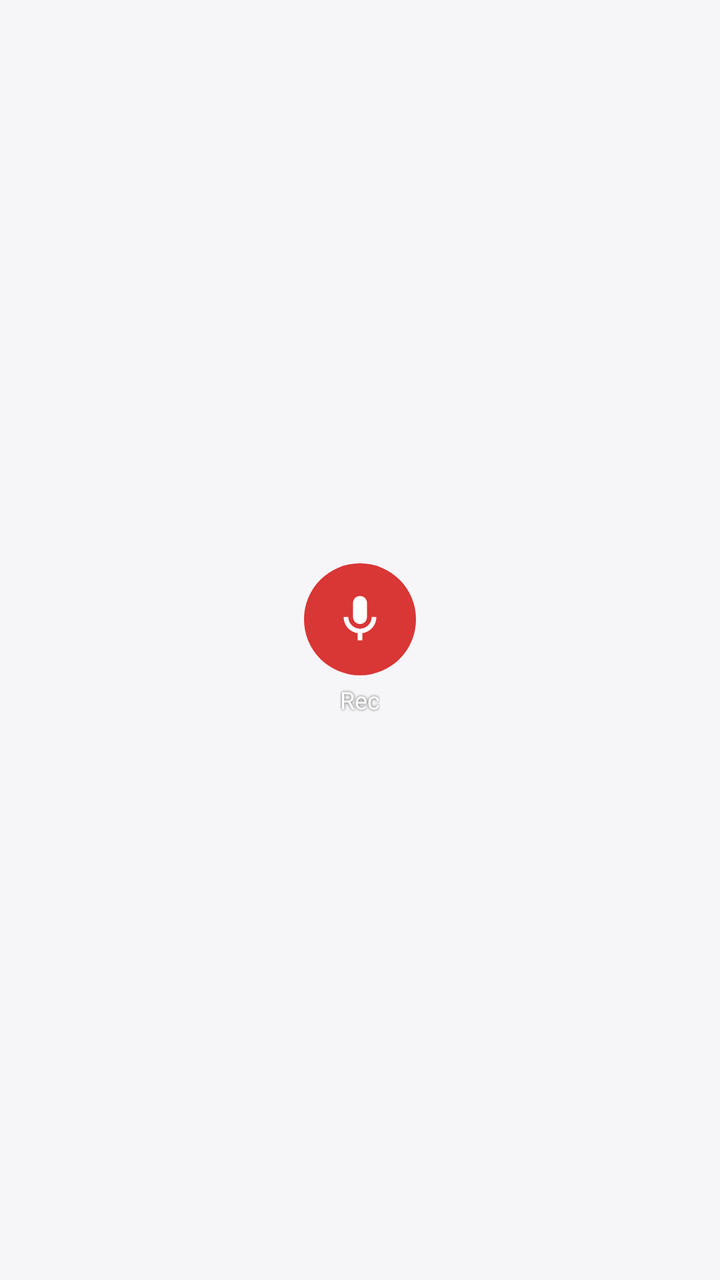
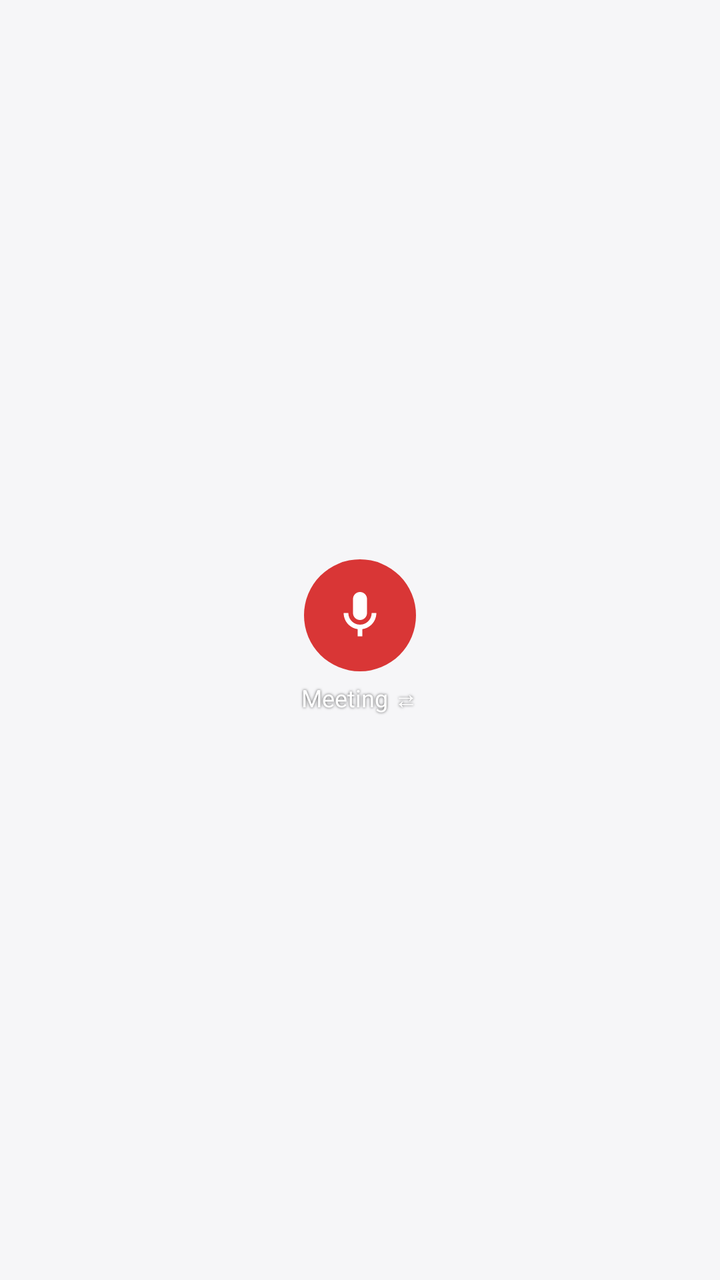

The first picture is an Android layout as it rendered before a commit; the second is the same layout after the commit. The layout source and the unified diff follow.
<!-- AndroidManifest.xml: application theme AppTheme -->
<!-- res/layout/widget_rec.xml -->
<?xml version="1.0" encoding="utf-8"?>
<LinearLayout xmlns:android="http://schemas.android.com/apk/res/android"
    android:id="@+id/widget_root"
    android:layout_width="match_parent"
    android:layout_height="match_parent"
    android:gravity="center"
    android:orientation="vertical">

    <ImageView
        android:id="@+id/widget_button"
        android:layout_width="56dp"
        android:layout_height="56dp"
        android:background="@drawable/widget_circle"
        android:contentDescription="Record"
        android:padding="14dp"
        android:src="@drawable/ic_mic" />

    <TextView
        android:id="@+id/widget_label"
        android:layout_width="wrap_content"
        android:layout_height="wrap_content"
        android:layout_marginTop="4dp"
        android:shadowColor="#AA000000"
        android:shadowRadius="3"
        android:text="Rec"
        android:textColor="#FFFFFFFF"
        android:textSize="12sp" />

    <Chronometer
        android:id="@+id/widget_timer"
        android:layout_width="wrap_content"
        android:layout_height="wrap_content"
        android:layout_marginTop="4dp"
        android:shadowColor="#AA000000"
        android:shadowRadius="3"
        android:textColor="#FFFFFFFF"
        android:textSize="12sp"
        android:visibility="gone" />
</LinearLayout>
<!-- resources referenced by this layout -->
<resources>
  <!-- drawable ic_mic (drawable) -->
  <vector xmlns:android="http://schemas.android.com/apk/res/android" android:width="24dp" android:height="24dp" android:viewportWidth="24" android:viewportHeight="24">
      <path android:fillColor="#FFFFFFFF" android:pathData="M12,14c1.66,0 3,-1.34 3,-3V5c0,-1.66 -1.34,-3 -3,-3S9,3.34 9,5v6c0,1.66 1.34,3 3,3zM17,11c0,2.76 -2.24,5 -5,5s-5,-2.24 -5,-5H5c0,3.53 2.61,6.43 6,6.92V21h2v-3.08c3.39,-0.49 6,-3.39 6,-6.92h-2z"/>
  </vector>
  <!-- drawable widget_circle (drawable) -->
  <shape xmlns:android="http://schemas.android.com/apk/res/android" android:shape="oval">
      <solid android:color="@color/accent" />
  </shape>
  <style name="AppTheme" parent="android:Theme.DeviceDefault.DayNight">
          <item name="android:colorAccent">@color/accent</item>
          <item name="android:colorPrimary">@color/surface</item>
          <item name="android:windowBackground">@color/bg</item>
          <item name="android:statusBarColor">@color/bg</item>
          <item name="android:navigationBarColor">@color/bg</item>
          <item name="android:windowLightStatusBar">@bool/light_bars</item>
          <item name="android:windowLightNavigationBar">@bool/light_bars</item>
          <item name="android:windowActionBar">false</item>
          <item name="android:windowNoTitle">true</item>
          <item name="android:textColorPrimary">@color/text</item>
          <item name="android:textColorSecondary">@color/muted</item>
      </style>
  <color name="accent">#D93636</color>
  <color name="surface">#FFFFFF</color>
  <color name="bg">#F6F6F8</color>
  <color name="text">#1C1C1E</color>
  <color name="muted">#6E6E73</color>
</resources>

<!-- the commit's change to res/layout/widget_rec.xml (unified diff, before → after) -->
@@ -19,10 +19,12 @@
         android:id="@+id/widget_label"
         android:layout_width="wrap_content"
         android:layout_height="wrap_content"
-        android:layout_marginTop="4dp"
+        android:layout_marginTop="2dp"
+        android:paddingHorizontal="6dp"
+        android:paddingVertical="3dp"
         android:shadowColor="#AA000000"
         android:shadowRadius="3"
-        android:text="Rec"
+        android:text="Meeting ⇄"
         android:textColor="#FFFFFFFF"
         android:textSize="12sp" />
 
